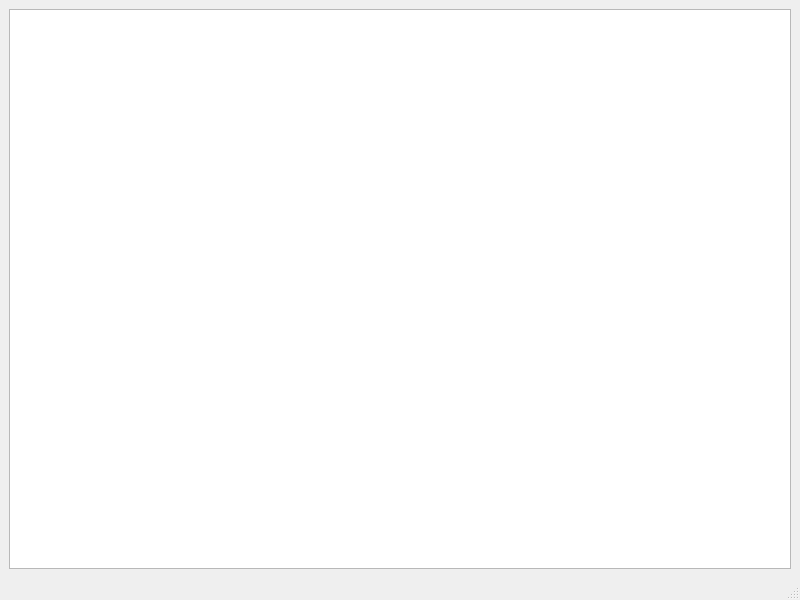
First picture: the form in gui_client/mainwindow.ui, repository cskab46/file_service, before the edit.
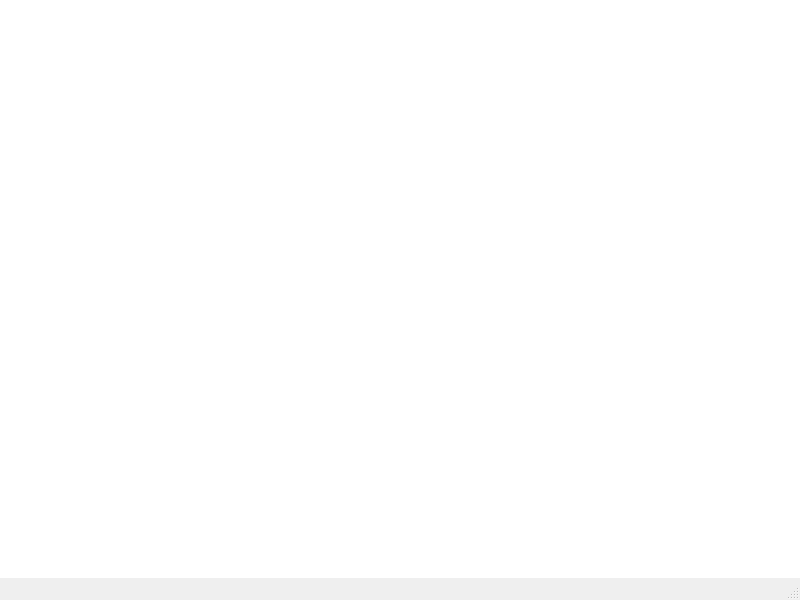
Second picture: the form after the edit.

Patch:
```diff
--- a/gui_client/mainwindow.ui
+++ b/gui_client/mainwindow.ui
@@ -14,11 +14,9 @@
    <string>MainWindow</string>
   </property>
   <widget class="QWidget" name="centralwidget">
-   <layout class="QVBoxLayout" name="verticalLayout">
-    <item>
-     <widget class="QListView" name="filesListVie"/>
-    </item>
-   </layout>
+   <property name="styleSheet">
+    <string notr="true">background-color: rgb(255, 255, 255);</string>
+   </property>
   </widget>
   <widget class="QStatusBar" name="statusbar"/>
  </widget>
```
